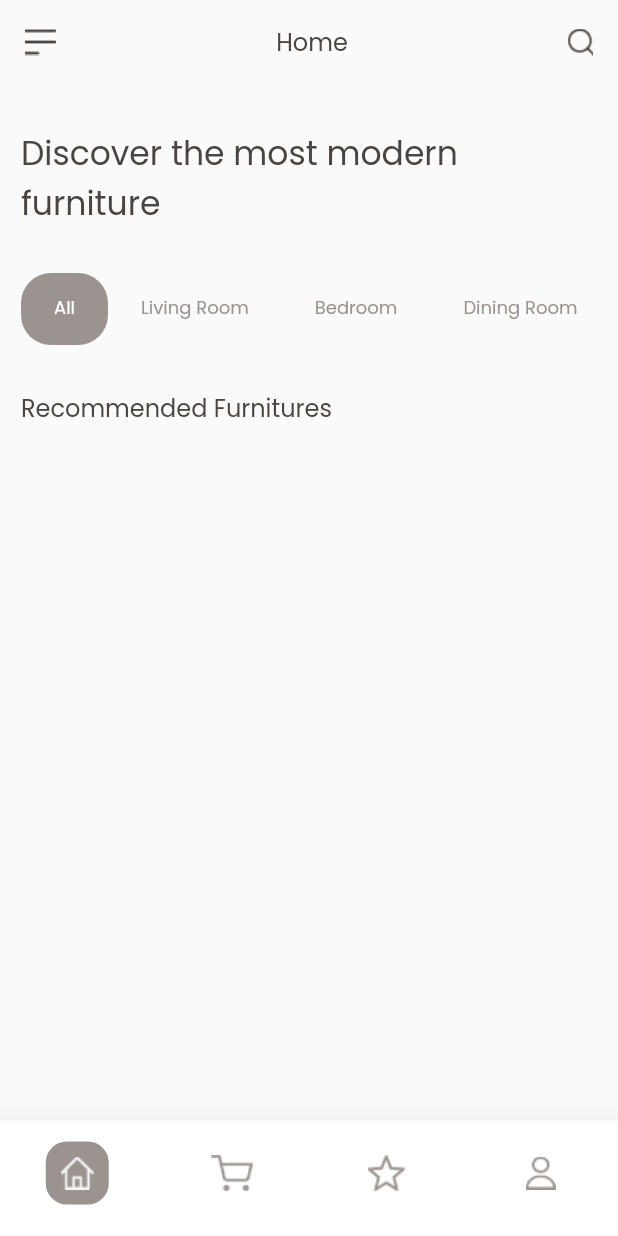
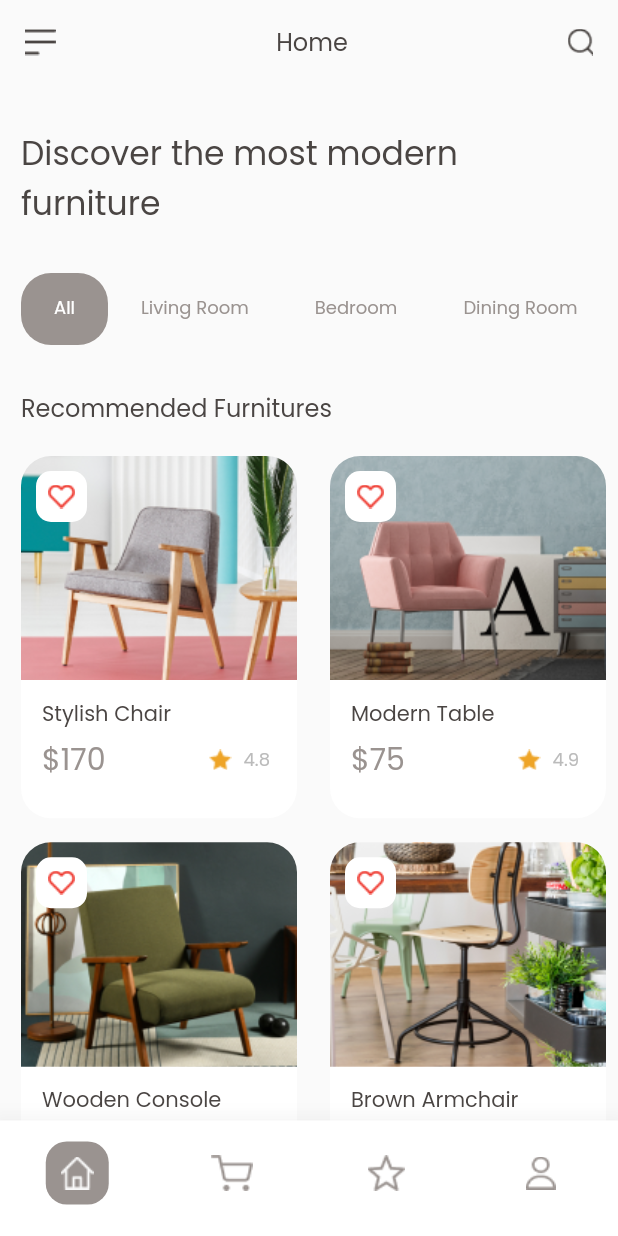
Before and after one commit to imaldila/fic_slicing, a Flutter app: the screen it shows after launch, on a phone screen of 412 x 824 dp. Run offline on Flutter 3.47's test engine with Material 2 defaults, Android fonts, the phone set to English and light mode, and no system bars.

Commit message:
add furniture grid

```diff
--- a/lib/constants.dart
+++ b/lib/constants.dart
@@ -4,5 +4,6 @@ const kBackgroundColor = Color(0XFFF8F8F8);
 const kFontPrimaryColor = Color(0XFF4A4543);
 const kBrownColor = Color(0XFF9A9390);
 const kWhiteColor = Color(0XFFFFFFFF);
+const kGreyColor = Color(0XFFBBBBBB);
 
 const double khorizontalPadding = 14.0;
--- /dev/null
+++ b/lib/views/home/components/furniture_card.dart
@@ -0,0 +1,111 @@
+import 'package:fic1_slicing/views/home/models/furniture.dart';
+import 'package:flutter/material.dart';
+
+import '../../../constants.dart';
+
+class FurnitureCard extends StatelessWidget {
+  const FurnitureCard({
+    Key? key,
+    required this.furniture,
+  }) : super(key: key);
+
+  final Furniture furniture;
+
+  @override
+  Widget build(BuildContext context) {
+    return Container(
+      margin:
+          const EdgeInsets.only(left: khorizontalPadding, right: 8, bottom: 16),
+      decoration: BoxDecoration(
+        borderRadius: BorderRadius.circular(20),
+        color: kWhiteColor,
+      ),
+      child: Column(
+        crossAxisAlignment: CrossAxisAlignment.start,
+        children: [
+          Flexible(
+            flex: 3,
+            child: Stack(
+              children: [
+                Container(
+                  height: 163,
+                  decoration: BoxDecoration(
+                    borderRadius: const BorderRadius.only(
+                      topLeft: Radius.circular(20),
+                      topRight: Radius.circular(20),
+                    ),
+                    image: DecorationImage(
+                      fit: BoxFit.cover,
+                      image: AssetImage(furniture.image),
+                    ),
+                  ),
+                ),
+                Container(
+                  margin: const EdgeInsets.all(10),
+                  width: 34,
+                  height: 34,
+                  decoration: BoxDecoration(
+                    borderRadius: BorderRadius.circular(10),
+                    color: kWhiteColor,
+                  ),
+                  child: Image.asset('assets/icons/ic_heart.png'),
+                )
+              ],
+            ),
+          ),
+          Flexible(
+            child: Padding(
+              padding: const EdgeInsets.only(
+                  left: khorizontalPadding, top: 12, bottom: 5),
+              child: Text(
+                furniture.name,
+                style: const TextStyle(
+                  fontSize: 14,
+                  fontWeight: FontWeight.w500,
+                  color: kFontPrimaryColor,
+                ),
+              ),
+            ),
+          ),
+          Padding(
+            padding: const EdgeInsets.only(
+                left: khorizontalPadding, right: 18.0, bottom: 12.0),
+            child: Row(
+              crossAxisAlignment: CrossAxisAlignment.center,
+              mainAxisAlignment: MainAxisAlignment.spaceBetween,
+              children: [
+                Text(
+                  furniture.price,
+                  style: const TextStyle(
+                    fontSize: 20,
+                    fontWeight: FontWeight.w400,
+                    color: kBrownColor,
+                  ),
+                ),
+                Row(
+                  crossAxisAlignment: CrossAxisAlignment.center,
+                  children: [
+                    Image.asset(
+                      'assets/icons/ic_star_filled.png',
+                      width: 15,
+                      height: 15,
+                    ),
+                    const SizedBox(width: 8),
+                    Text(
+                      '${furniture.rating}',
+                      style: const TextStyle(
+                        fontSize: 12,
+                        fontWeight: FontWeight.w400,
+                        color: kGreyColor,
+                      ),
+                    ),
+                  ],
+                )
+              ],
+            ),
+          ),
+        ],
+      ),
+    );
+  }
+}
--- a/lib/views/home/home_view.dart
+++ b/lib/views/home/home_view.dart
@@ -1,4 +1,6 @@
 import 'package:fic1_slicing/constants.dart';
+import 'package:fic1_slicing/views/home/components/furniture_card.dart';
+import 'package:fic1_slicing/views/home/models/furniture.dart';
 import 'package:flutter/material.dart';
 
 import 'components/header_menu.dart';
@@ -43,7 +45,8 @@ class _HomeViewState extends State<HomeView> with TickerProviderStateMixin {
             children: [
               const HeaderMenu(),
               const Padding(
-                padding: EdgeInsets.symmetric(horizontal: khorizontalPadding, vertical: 30.0),
+                padding: EdgeInsets.symmetric(
+                    horizontal: khorizontalPadding, vertical: 30.0),
                 child: Text(
                   'Discover the most modern furniture',
                   style: TextStyle(
@@ -56,7 +59,10 @@ class _HomeViewState extends State<HomeView> with TickerProviderStateMixin {
               TabBarMenu(controller: _tabController),
               const Padding(
                 padding: EdgeInsets.only(
-                    left: khorizontalPadding, right: khorizontalPadding, top: 30.0, bottom: 20.0),
+                    left: khorizontalPadding,
+                    right: khorizontalPadding,
+                    top: 30.0,
+                    bottom: 20.0),
                 child: Text(
                   'Recommended Furnitures',
                   style: TextStyle(
@@ -66,6 +72,21 @@ class _HomeViewState extends State<HomeView> with TickerProviderStateMixin {
                   ),
                 ),
               ),
+              Expanded(
+                child: GridView.builder(
+                  gridDelegate: const SliverGridDelegateWithFixedCrossAxisCount(
+                    crossAxisCount: 2,
+                    childAspectRatio: 0.8,
+                  ),
+                  itemCount: Furniture.furnitures.length,
+                  itemBuilder: (context, index) {
+                    var furniture = Furniture.furnitures[index];
+                    return FurnitureCard(
+                      furniture: furniture,
+                    );
+                  },
+                ),
+              )
             ],
           ),
         ),
--- a/lib/views/home/models/furniture.dart
+++ b/lib/views/home/models/furniture.dart
@@ -1,5 +1,5 @@
 class Furniture {
-  final String name, price, description;
+  final String name, price, description, image;
   final bool isFavorite;
   final double rating;
 
@@ -9,6 +9,7 @@ class Furniture {
     required this.description,
     this.isFavorite = false,
     required this.rating,
+    required this.image,
   });
 
   static const List<Furniture> furnitures = [
@@ -18,6 +19,7 @@ class Furniture {
       description:
           'Curabitur commodo turpis id placerat mattis. Mauris euismod arcu id orci fringilla sodales. Proin congue eleifend ipsum, eleifend porttitor mi ullamcorper.',
       rating: 4.8,
+      image: 'assets/images/img1.png',
     ),
     Furniture(
       name: 'Modern Table',
@@ -25,6 +27,7 @@ class Furniture {
       description:
           'Curabitur commodo turpis id placerat mattis. Mauris euismod arcu id orci fringilla sodales. Proin congue eleifend ipsum, eleifend porttitor mi ullamcorper.',
       rating: 4.9,
+      image: 'assets/images/img2.png',
     ),
     Furniture(
       name: 'Wooden Console',
@@ -32,6 +35,7 @@ class Furniture {
       description:
           'Curabitur commodo turpis id placerat mattis. Mauris euismod arcu id orci fringilla sodales. Proin congue eleifend ipsum, eleifend porttitor mi ullamcorper.',
       rating: 4.7,
+      image: 'assets/images/img3.png',
     ),
     Furniture(
       name: 'Brown Armchair',
@@ -39,6 +43,7 @@ class Furniture {
       description:
           'Curabitur commodo turpis id placerat mattis. Mauris euismod arcu id orci fringilla sodales. Proin congue eleifend ipsum, eleifend porttitor mi ullamcorper.',
       rating: 4.9,
+      image: 'assets/images/img4.png',
     ),
     Furniture(
       name: 'Wooden Coff',
@@ -46,6 +51,7 @@ class Furniture {
       description:
           'Curabitur commodo turpis id placerat mattis. Mauris euismod arcu id orci fringilla sodales. Proin congue eleifend ipsum, eleifend porttitor mi ullamcorper.',
       rating: 4.0,
+      image: 'assets/images/img5.png',
     ),
   ];
 }
```
Also changed, not shown: assets/images/img5.png (added).
